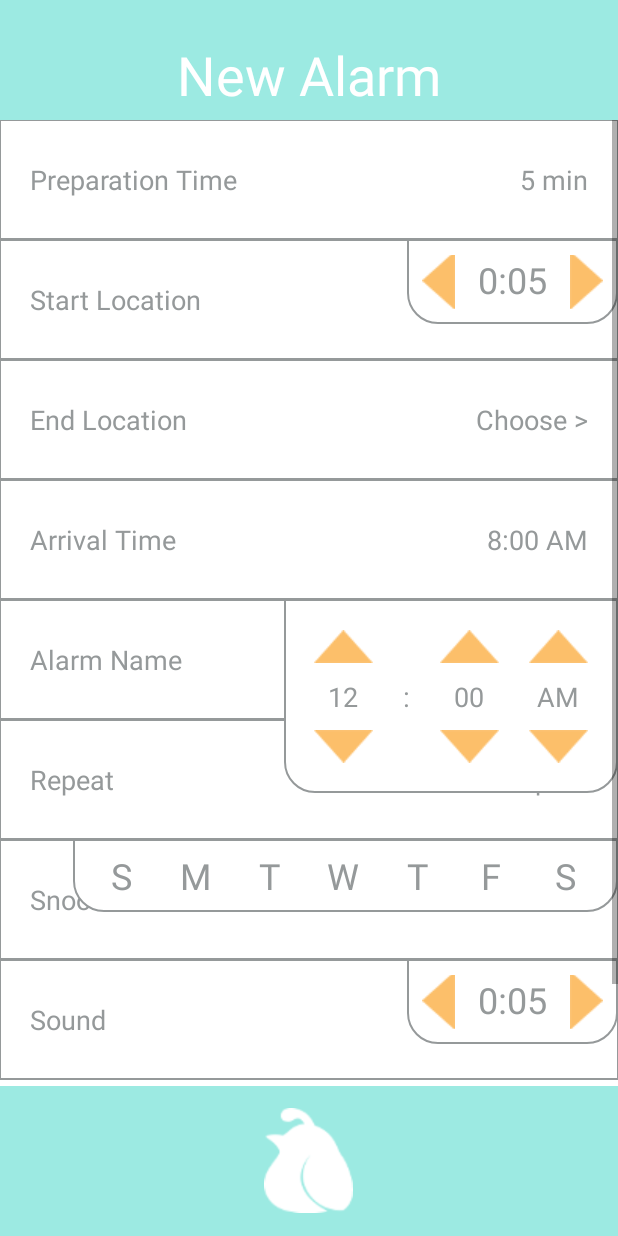
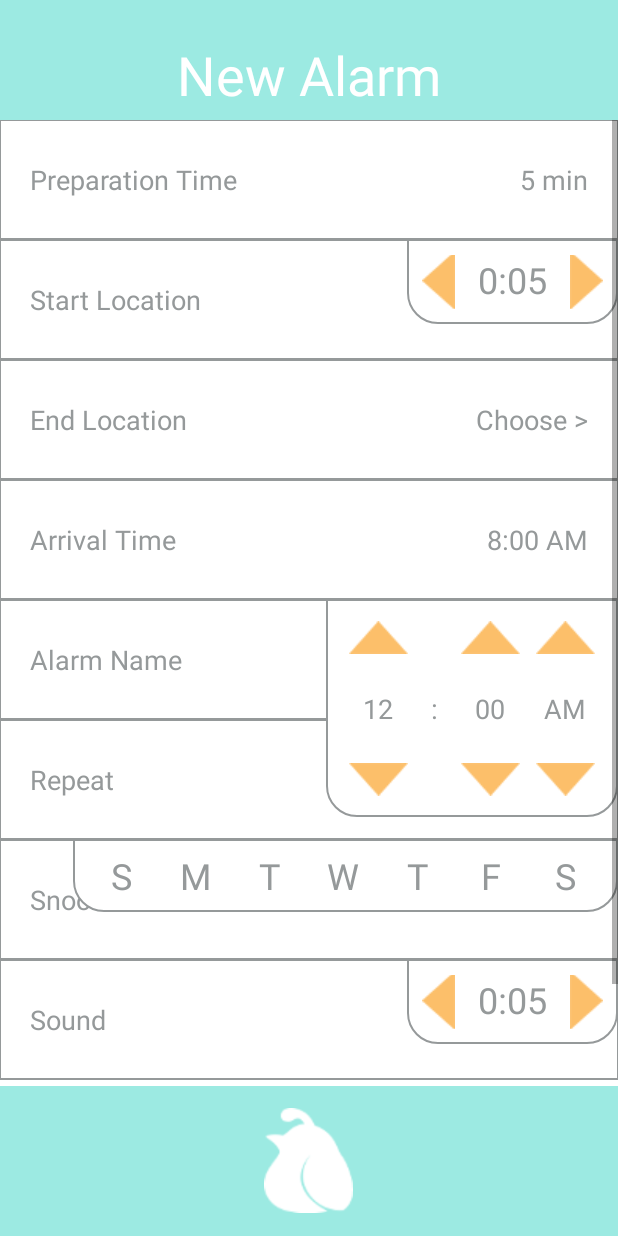
Before and after one commit to Brendan101/pico, an Android app: the layout activity_alarm.xml on its own in the app's theme, with its tools: preview values and no code run, on a phone screen of 412 x 824 dp. Run offline under Robolectric (Android 15) with nearby library versions, the light colour scheme and no system bars; Roboto replaces fonts that are not available here.

Commit message:
bugfix am pm transition

```diff
--- a/app/src/main/java/com/app/pico/TrafficService.java
+++ b/app/src/main/java/com/app/pico/TrafficService.java
@@ -33,7 +33,10 @@ public class TrafficService extends IntentService {
     private final String RETURN_TYPE = "json";
     private final String API_URL = API_BASE_URL + RETURN_TYPE;
     private final String MODE = "driving";
-    private final int INITIAL_WAKE_THRESHOLD_MILLIS = 1000 * 60 * 30;
+    //private final int INITIAL_WAKE_THRESHOLD_MILLIS = 1000 * 60 * 30;
+    //private final int CHECK_INTERVAL = 1000 * 30;
+
+    private final int INITIAL_WAKE_THRESHOLD_MILLIS = 1000 * 60;
     private final int CHECK_INTERVAL = 1000 * 30;
 
     ApplicationInfo ai;
@@ -138,6 +141,10 @@ public class TrafficService extends IntentService {
 
         Log.e("ARRIVALTIME", String.valueOf(initDepartTime.get(Calendar.HOUR) + ":" + String.valueOf(initDepartTime.get(Calendar.MINUTE))));
 
+        int initHour = initDepartTime.get(Calendar.HOUR);
+
+
+
         initDepartTime.add(Calendar.HOUR, -hourTime);
         initDepartTime.add(Calendar.MINUTE, -minTime);
 
@@ -162,6 +169,14 @@ public class TrafficService extends IntentService {
         initDepartTime.add(Calendar.HOUR, -prepHour);
         initDepartTime.add(Calendar.MINUTE, -prepMin);
 
+        if (initHour == 12 || initHour == 0 && initDepartTime.get(Calendar.HOUR) < 12){
+            if (initDepartTime.get(Calendar.AM_PM) == Calendar.PM) {
+                initDepartTime.set(Calendar.AM_PM, Calendar.AM);
+            } else {
+                initDepartTime.set(Calendar.AM_PM, Calendar.PM);
+            }
+        }
+
         Log.e("DEPARTTIME", String.valueOf(initDepartTime.get(Calendar.HOUR) + ":" + String.valueOf(initDepartTime.get(Calendar.MINUTE))));
 
         // check if we should alert the user to leave
@@ -173,6 +188,7 @@ public class TrafficService extends IntentService {
             PendingIntent alarmIntent = PendingIntent.getBroadcast(getApplicationContext(), alarm.getID(), startAlarm, PendingIntent.FLAG_UPDATE_CURRENT);
             alarmManager.cancel(alarmIntent);
             alarmManager.set(AlarmManager.RTC_WAKEUP, System.currentTimeMillis(), alarmIntent);
+            Log.e("LOG", "alarmoff");
 
         } else {
             //TODO double check this. Above sets off the alarm. This part rechecks traffic until
@@ -194,9 +210,11 @@ public class TrafficService extends IntentService {
                 }
 
                 alarmManager.set(AlarmManager.RTC_WAKEUP, nextWakeUp, alarmIntent);
+                Log.e("LOG", String.valueOf(nextWakeUp));
             } else {
                 // wake up 5 minutes later to check traffic again
                 alarmManager.set(AlarmManager.RTC_WAKEUP, Calendar.getInstance().getTimeInMillis() + CHECK_INTERVAL, alarmIntent);
+                Log.e("LOG", "alarmset");
             }
         }
 
--- a/app/src/main/res/layout/activity_alarm.xml
+++ b/app/src/main/res/layout/activity_alarm.xml
@@ -21,6 +21,7 @@
         android:layout_width="match_parent"
         android:layout_height="match_parent"
         android:layout_marginBottom="100dp"
+        android:fillViewport="true"
         android:layout_marginTop="80dp">
 
         <RelativeLayout
@@ -291,7 +292,8 @@
                 android:layout_below="@id/arrivalTimeRow"
                 android:background="@drawable/picker"
                 android:orientation="horizontal"
-                android:padding="10dp"
+                android:paddingLeft="10dp"
+                android:paddingRight="10dp"
                 android:gravity="center"
                 android:clickable="true"
                 android:focusableInTouchMode="true"
@@ -333,12 +335,11 @@
                     android:layout_width="wrap_content"
                     android:layout_height="wrap_content"
                     android:layout_alignParentLeft="true"
-                    android:id="@+id/layoutHour"
-                    android:padding="10dp">
+                    android:id="@+id/layoutHour">
 
                     <ImageButton
-                        android:layout_width="wrap_content"
-                        android:layout_height="wrap_content"
+                        android:layout_width="50dp"
+                        android:layout_height="50dp"
                         app:srcCompat="@drawable/pico_symbols_up_arrow"
                         android:id="@+id/btnHourUp"
                         android:background="@android:color/transparent" />
@@ -354,8 +355,8 @@
                         android:text="12" />
 
                     <ImageButton
-                        android:layout_width="wrap_content"
-                        android:layout_height="wrap_content"
+                        android:layout_width="50dp"
+                        android:layout_height="50dp"
                         app:srcCompat="@drawable/pico_symbols_down_arrow"
                         android:id="@+id/btnHourDown"
                         android:background="@android:color/transparent"/>
@@ -375,12 +376,11 @@
                     android:orientation="vertical"
                     android:layout_width="wrap_content"
                     android:layout_height="wrap_content"
-                    android:layout_centerHorizontal="true"
-                    android:padding="10dp">
+                    android:layout_centerHorizontal="true">
 
                     <ImageButton
-                        android:layout_width="wrap_content"
-                        android:layout_height="wrap_content"
+                        android:layout_width="50dp"
+                        android:layout_height="50dp"
                         app:srcCompat="@drawable/pico_symbols_up_arrow"
                         android:id="@+id/btnMinuteUp"
                         android:background="@android:color/transparent" />
@@ -396,8 +396,8 @@
                         android:text="00" />
 
                     <ImageButton
-                        android:layout_width="wrap_content"
-                        android:layout_height="wrap_content"
+                        android:layout_width="50dp"
+                        android:layout_height="50dp"
                         app:srcCompat="@drawable/pico_symbols_down_arrow"
                         android:id="@+id/btnMinuteDown"
                         android:background="@android:color/transparent" />
@@ -407,12 +407,11 @@
                     android:orientation="vertical"
                     android:layout_width="wrap_content"
                     android:layout_height="wrap_content"
-                    android:layout_alignParentRight="true"
-                    android:padding="10dp">
+                    android:layout_alignParentRight="true">
 
                     <ImageButton
-                        android:layout_width="wrap_content"
-                        android:layout_height="wrap_content"
+                        android:layout_width="50dp"
+                        android:layout_height="50dp"
                         app:srcCompat="@drawable/pico_symbols_up_arrow"
                         android:id="@+id/btnAMPMUp"
                         android:background="@android:color/transparent" />
@@ -429,8 +428,8 @@
                         android:text="AM" />
 
                     <ImageButton
-                        android:layout_width="wrap_content"
-                        android:layout_height="wrap_content"
+                        android:layout_width="50dp"
+                        android:layout_height="50dp"
                         app:srcCompat="@drawable/pico_symbols_down_arrow"
                         android:id="@+id/btnAMPMDown"
                         android:background="@android:color/transparent" />
```
